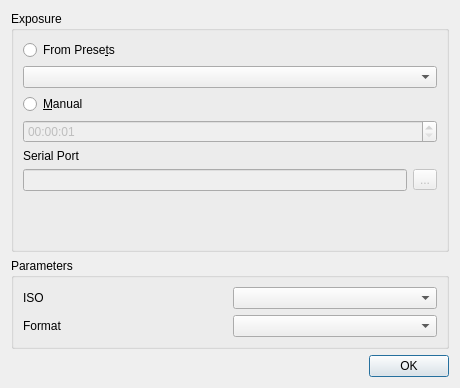
This is dslr-qt-shooter/ui/imagesettingsdialog.ui in Edlward/GalaxyHunter as Qt 5 draws it before an edit. The edited form follows.
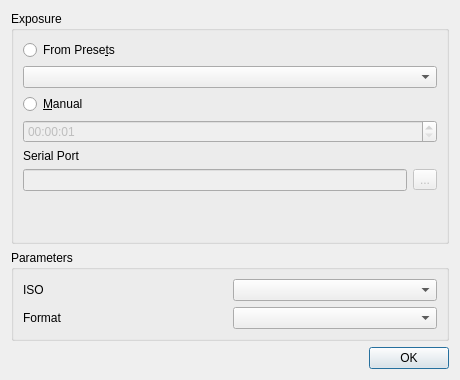
This is the edited form.

Diff of the .ui file:
```diff
--- a/dslr-qt-shooter/ui/imagesettingsdialog.ui
+++ b/dslr-qt-shooter/ui/imagesettingsdialog.ui
@@ -7,7 +7,7 @@
     <x>0</x>
     <y>0</y>
     <width>460</width>
-    <height>388</height>
+    <height>380</height>
    </rect>
   </property>
   <property name="windowTitle">
```
